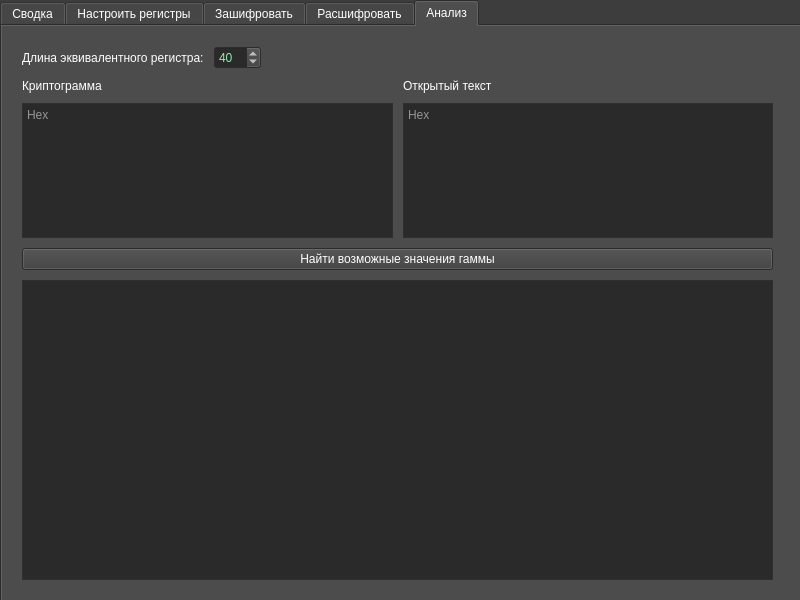
Before: the Qt Designer form mainwindow.ui in jmpleo/labCC, drawn with Qt 5.
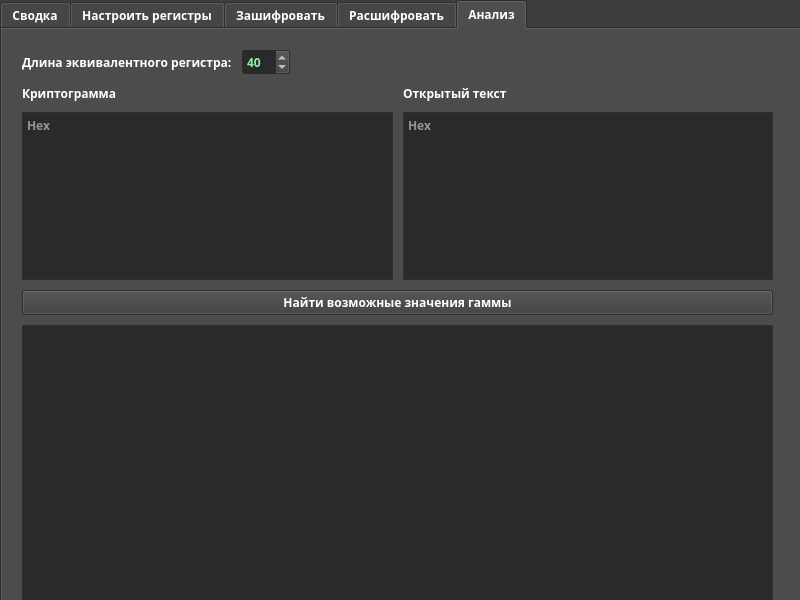
After: the same form once the commit is applied. The open tabs and pages were chosen to show the change. Custom widgets are drawn as their Qt base class.

Commit message: change possible gammas output style

What changed in the file:
```diff
--- a/mainwindow.ui
+++ b/mainwindow.ui
@@ -485,6 +485,13 @@
     </disabled>
    </palette>
   </property>
+  <property name="font">
+   <font>
+    <family>JetBrains Mono</family>
+    <weight>75</weight>
+    <bold>true</bold>
+   </font>
+  </property>
   <property name="windowTitle">
    <string>Шифр Колонной Замены</string>
   </property>
@@ -1118,7 +1125,7 @@
         <x>0</x>
         <y>0</y>
         <width>791</width>
-        <height>574</height>
+        <height>616</height>
        </rect>
       </property>
       <layout class="QVBoxLayout" name="verticalLayout">
@@ -1264,8 +1271,8 @@
             <string>&lt;!DOCTYPE HTML PUBLIC &quot;-//W3C//DTD HTML 4.0//EN&quot; &quot;http://www.w3.org/TR/REC-html40/strict.dtd&quot;&gt;
 &lt;html&gt;&lt;head&gt;&lt;meta name=&quot;qrichtext&quot; content=&quot;1&quot; /&gt;&lt;style type=&quot;text/css&quot;&gt;
 p, li { white-space: pre-wrap; }
-&lt;/style&gt;&lt;/head&gt;&lt;body style=&quot; font-family:'Ubuntu'; font-size:11pt; font-weight:400; font-style:normal;&quot;&gt;
-&lt;p style=&quot;-qt-paragraph-type:empty; margin-top:0px; margin-bottom:0px; margin-left:0px; margin-right:0px; -qt-block-indent:0; text-indent:0px; font-family:'MuseoSansCyrl-500'; font-size:14pt;&quot;&gt;&lt;br /&gt;&lt;/p&gt;&lt;/body&gt;&lt;/html&gt;</string>
+&lt;/style&gt;&lt;/head&gt;&lt;body style=&quot; font-family:'JetBrains Mono'; font-size:14pt; font-weight:600; font-style:normal;&quot;&gt;
+&lt;p style=&quot;-qt-paragraph-type:empty; margin-top:0px; margin-bottom:0px; margin-left:0px; margin-right:0px; -qt-block-indent:0; text-indent:0px; font-family:'MuseoSansCyrl-500'; font-weight:400;&quot;&gt;&lt;br /&gt;&lt;/p&gt;&lt;/body&gt;&lt;/html&gt;</string>
            </property>
            <property name="placeholderText">
             <string>Hex</string>
@@ -1278,8 +1285,8 @@
             <string>&lt;!DOCTYPE HTML PUBLIC &quot;-//W3C//DTD HTML 4.0//EN&quot; &quot;http://www.w3.org/TR/REC-html40/strict.dtd&quot;&gt;
 &lt;html&gt;&lt;head&gt;&lt;meta name=&quot;qrichtext&quot; content=&quot;1&quot; /&gt;&lt;style type=&quot;text/css&quot;&gt;
 p, li { white-space: pre-wrap; }
-&lt;/style&gt;&lt;/head&gt;&lt;body style=&quot; font-family:'Ubuntu'; font-size:11pt; font-weight:400; font-style:normal;&quot;&gt;
-&lt;p style=&quot;-qt-paragraph-type:empty; margin-top:0px; margin-bottom:0px; margin-left:0px; margin-right:0px; -qt-block-indent:0; text-indent:0px; font-family:'MuseoSansCyrl-500'; font-size:14pt;&quot;&gt;&lt;br /&gt;&lt;/p&gt;&lt;/body&gt;&lt;/html&gt;</string>
+&lt;/style&gt;&lt;/head&gt;&lt;body style=&quot; font-family:'JetBrains Mono'; font-size:14pt; font-weight:600; font-style:normal;&quot;&gt;
+&lt;p style=&quot;-qt-paragraph-type:empty; margin-top:0px; margin-bottom:0px; margin-left:0px; margin-right:0px; -qt-block-indent:0; text-indent:0px; font-family:'MuseoSansCyrl-500'; font-weight:400;&quot;&gt;&lt;br /&gt;&lt;/p&gt;&lt;/body&gt;&lt;/html&gt;</string>
            </property>
            <property name="placeholderText">
             <string>Hex</string>
@@ -1289,11 +1296,15 @@
         </layout>
        </item>
        <item>
-        <widget class="QPushButton" name="possibleGammaButton">
-         <property name="text">
-          <string>Найти возможные значения гаммы</string>
-         </property>
-        </widget>
+        <layout class="QHBoxLayout" name="horizontalLayout_2">
+         <item>
+          <widget class="QPushButton" name="possibleGammaButton">
+           <property name="text">
+            <string>Найти возможные значения гаммы</string>
+           </property>
+          </widget>
+         </item>
+        </layout>
        </item>
        <item>
         <widget class="QTextBrowser" name="possibleGammaBrowser">
@@ -1307,8 +1318,8 @@
           <string>&lt;!DOCTYPE HTML PUBLIC &quot;-//W3C//DTD HTML 4.0//EN&quot; &quot;http://www.w3.org/TR/REC-html40/strict.dtd&quot;&gt;
 &lt;html&gt;&lt;head&gt;&lt;meta name=&quot;qrichtext&quot; content=&quot;1&quot; /&gt;&lt;style type=&quot;text/css&quot;&gt;
 p, li { white-space: pre-wrap; }
-&lt;/style&gt;&lt;/head&gt;&lt;body style=&quot; font-family:'Ubuntu'; font-size:11pt; font-weight:400; font-style:normal;&quot;&gt;
-&lt;p style=&quot;-qt-paragraph-type:empty; margin-top:0px; margin-bottom:0px; margin-left:0px; margin-right:0px; -qt-block-indent:0; text-indent:0px; font-family:'MuseoSansCyrl-500'; font-size:14pt;&quot;&gt;&lt;br /&gt;&lt;/p&gt;&lt;/body&gt;&lt;/html&gt;</string>
+&lt;/style&gt;&lt;/head&gt;&lt;body style=&quot; font-family:'JetBrains Mono'; font-size:14pt; font-weight:600; font-style:normal;&quot;&gt;
+&lt;p style=&quot;-qt-paragraph-type:empty; margin-top:0px; margin-bottom:0px; margin-left:0px; margin-right:0px; -qt-block-indent:0; text-indent:0px; font-family:'MuseoSansCyrl-500'; font-weight:400;&quot;&gt;&lt;br /&gt;&lt;/p&gt;&lt;/body&gt;&lt;/html&gt;</string>
          </property>
         </widget>
        </item>
```
Left out of the diff: 52 changed lines with no effect on the pictures. The commit also changes 7 other files.
